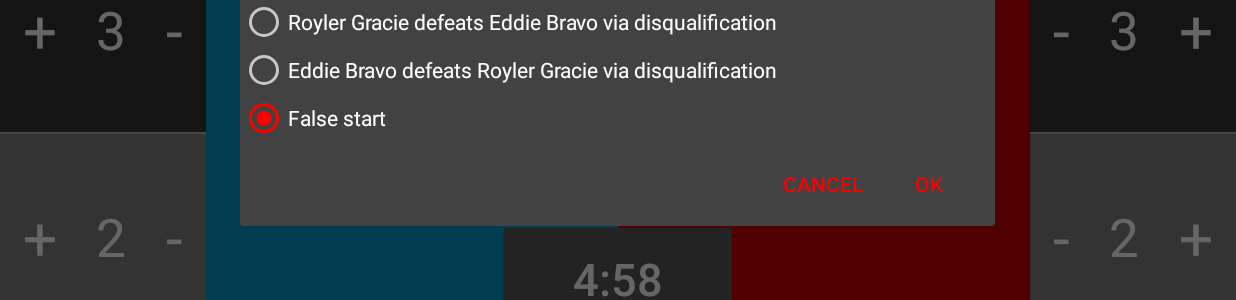
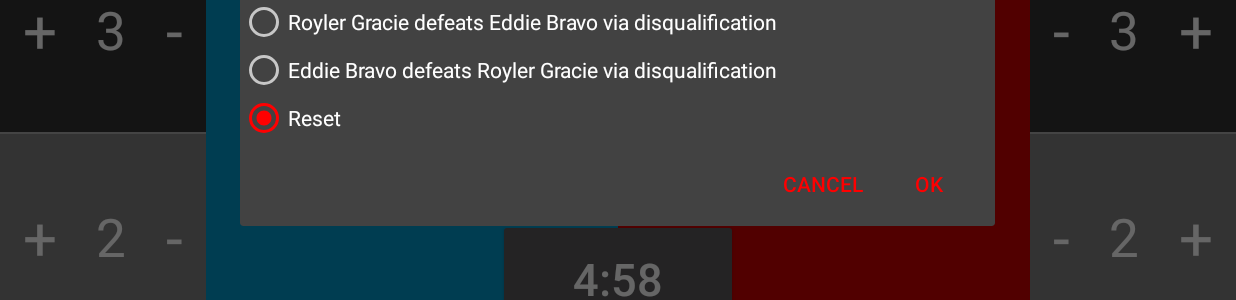
Before and after one commit to martincheung/wrestlejam, an Android app: the screen it shows after launch (MainActivity), after a tap on "END", on a phone screen of 824 x 412 dp (held sideways). Shown: the part 279-579 px from the top of the screen. Run offline under Robolectric (Android 15) with nearby library versions, the phone set to English and light mode, and no system bars; our stand-ins replace AdMob; Roboto replaces fonts that are not available here; 3 other taps on this screen came first.

```diff
--- a/app/src/main/java/com/jam/bjjscoreboard/util/PreferenceUtil.java
+++ b/app/src/main/java/com/jam/bjjscoreboard/util/PreferenceUtil.java
@@ -18,7 +18,7 @@
     public final static String LEFT_PLAYER_COLOR_PREFERENCE_KEY = "leftPlayerColorPreference";
     public final static String RIGHT_PLAYER_COLOR_PREFERENCE_KEY = "rightPlayerColorPreference";
     public final static String AD_COUNTER_PREFERENCE_KEY = "adCounterPreference";
-    public final static int AD_COUNTER_MAX = 10;
+    public final static int AD_COUNTER_MAX = 3;
     public final static String BASIC_VIEW_MODE_PREFERENCE_KEY = "viewModePreference";
 
     public static long getMatchLength(final SharedPreferences sharedPreferences) {
--- a/app/src/main/res/values/strings.xml
+++ b/app/src/main/res/values/strings.xml
@@ -48,6 +48,6 @@
     <string name="winnerBySubmissionMsg">Winner by submission</string>
     <string name="winnerByDQMsg">Winner by DQ</string>
 
-    <string name="falseStart">False start</string>
+    <string name="falseStart">Reset</string>
     <string name="matchEnd">Match end</string>
 </resources>
```
Also changed, not shown: 1 other file.
